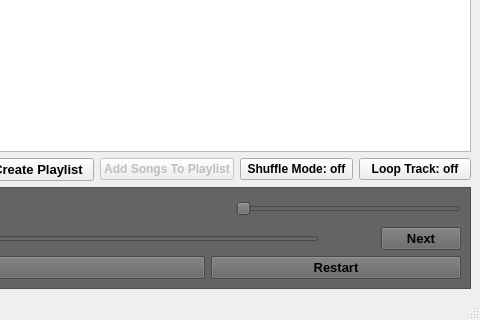
Qt form mainwindow.ui (Pottarr/QtGroove) before a commit; both pictures show x 320 to 800 and y 280 to 600 of the 800 by 600 pixel window.
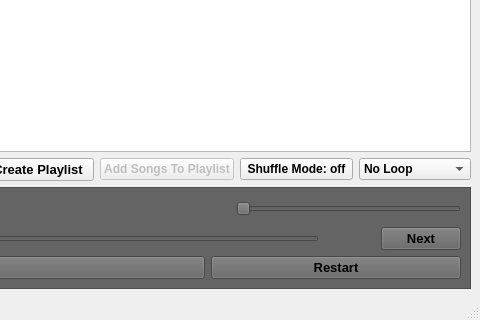
The same form after that commit.

Commit message:
Added a new loop mode 'Loop Playlist'
- Change from a Loop Track button to a Combobox with 3 loop modes to
choose from
- Literally redo the delete system to make it not mess up the queue, and
also add a whole bunch of error-catching system that might be generated
from deleting song and messing up the queue

```diff
--- a/mainwindow.ui
+++ b/mainwindow.ui
@@ -166,15 +166,36 @@
              </widget>
             </item>
             <item>
-             <widget class="QPushButton" name="loopTrackButton">
+             <widget class="QComboBox" name="loopComboBox">
               <property name="font">
                <font>
                 <bold>true</bold>
                </font>
               </property>
-              <property name="text">
-               <string>Loop Track: off</string>
+              <property name="currentText">
+               <string>No Loop</string>
               </property>
+              <property name="insertPolicy">
+               <enum>QComboBox::InsertPolicy::InsertAtBottom</enum>
+              </property>
+              <property name="placeholderText">
+               <string/>
+              </property>
+              <item>
+               <property name="text">
+                <string>No Loop</string>
+               </property>
+              </item>
+              <item>
+               <property name="text">
+                <string>Loop Track</string>
+               </property>
+              </item>
+              <item>
+               <property name="text">
+                <string>Loop Playlist</string>
+               </property>
+              </item>
              </widget>
             </item>
            </layout>
```
The commit also changes 2 other files.
